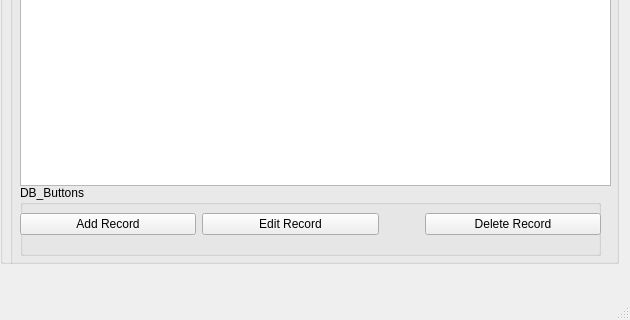
The window that !!Trata/TraTa/da_window.ui (Atomicall/5_sem) describes before a commit, drawn with Qt 5; both pictures show x 0 to 630 and y 145 to 465 of the 630 by 465 pixel window.
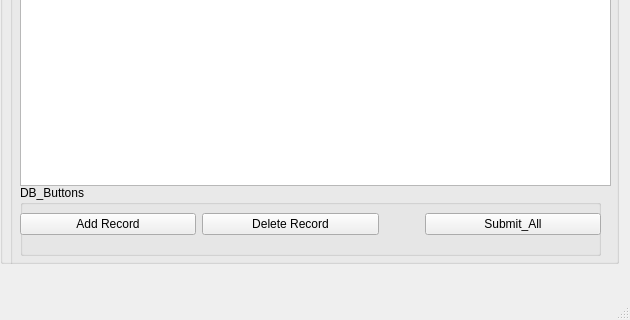
The same window after the commit.

Patch:
```diff
--- a/!!Trata/TraTa/da_window.ui
+++ b/!!Trata/TraTa/da_window.ui
@@ -102,9 +102,9 @@
          </widget>
         </item>
         <item>
-         <widget class="QPushButton" name="Edit_Button">
+         <widget class="QPushButton" name="Delete_Button">
           <property name="text">
-           <string>Edit Record</string>
+           <string>Delete Record</string>
           </property>
          </widget>
         </item>
@@ -125,9 +125,9 @@
          </spacer>
         </item>
         <item>
-         <widget class="QPushButton" name="Delete_Button">
+         <widget class="QPushButton" name="Submit_All">
           <property name="text">
-           <string>Delete Record</string>
+           <string>Submit_All</string>
           </property>
          </widget>
         </item>
```
Left out of the diff: 2 changed lines with no effect on the pictures.
